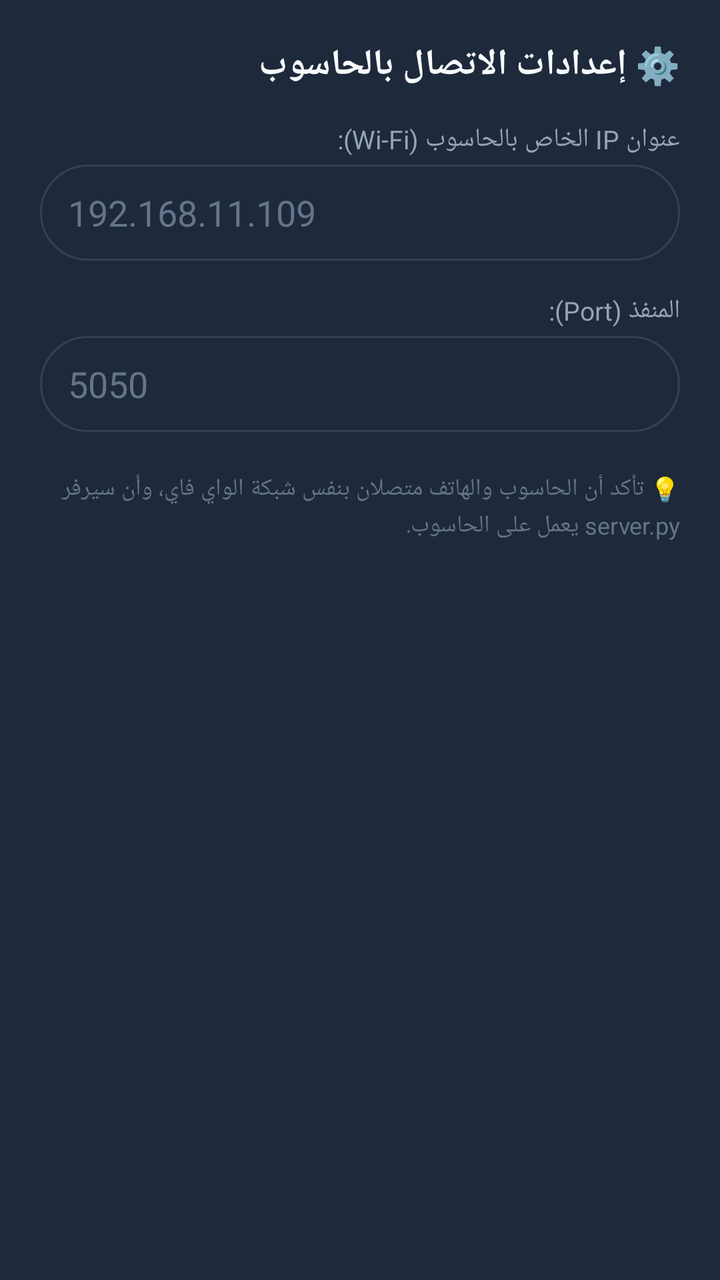
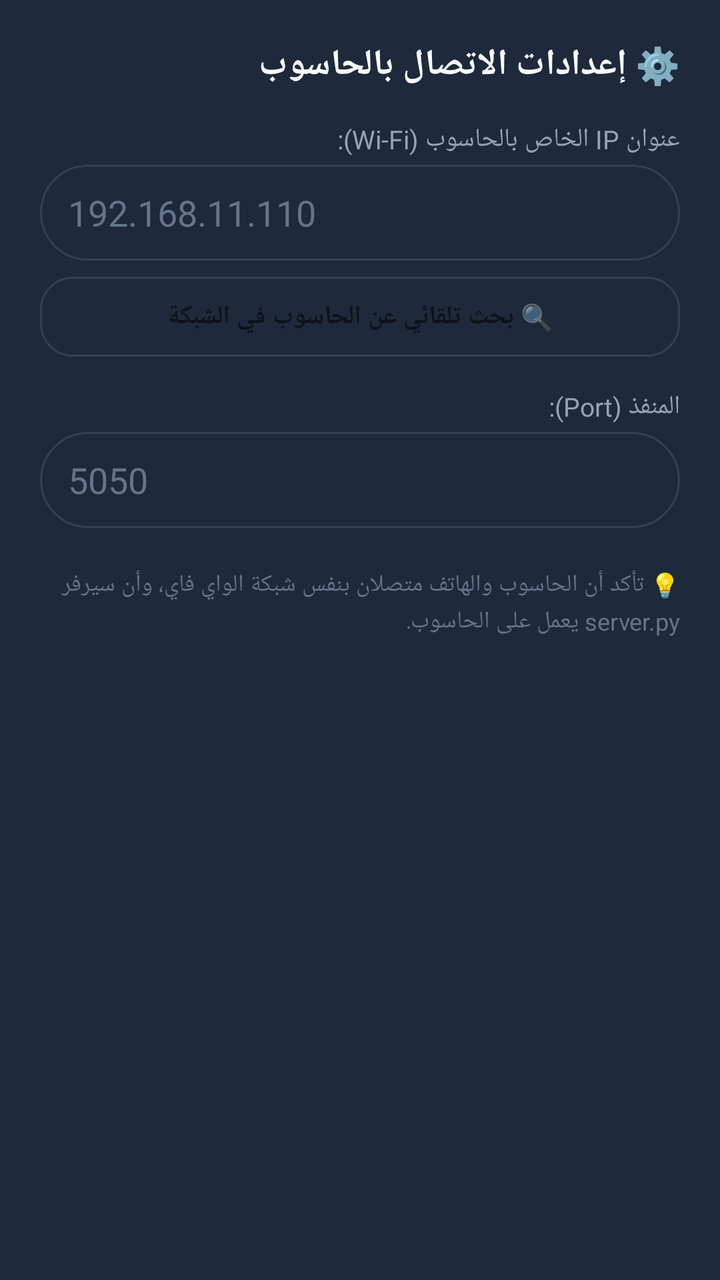

The first picture is an Android layout as it rendered before a commit; the second is the same layout after the commit. The layout source and the unified diff follow.
<!-- AndroidManifest.xml: application theme Theme.PCRemote -->
<!-- res/layout/dialog_settings.xml -->
<?xml version="1.0" encoding="utf-8"?>
<LinearLayout xmlns:android="http://schemas.android.com/apk/res/android"
    android:layout_width="match_parent"
    android:layout_height="wrap_content"
    android:orientation="vertical"
    android:padding="20dp"
    android:background="@color/surface_dark">

    <TextView
        android:layout_width="match_parent"
        android:layout_height="wrap_content"
        android:text="⚙️ إعدادات الاتصال بالحاسوب"
        android:textColor="@color/text_primary"
        android:textSize="18sp"
        android:textStyle="bold"
        android:layout_marginBottom="16dp" />

    <TextView
        android:layout_width="match_parent"
        android:layout_height="wrap_content"
        android:text="عنوان IP الخاص بالحاسوب (Wi-Fi):"
        android:textColor="@color/text_secondary"
        android:textSize="13sp"
        android:layout_marginBottom="4dp" />

    <EditText
        android:id="@+id/etIpAddress"
        android:layout_width="match_parent"
        android:layout_height="48dp"
        android:background="@drawable/bg_input"
        android:paddingStart="14dp"
        android:paddingEnd="14dp"
        android:hint="192.168.11.109"
        android:textColorHint="@color/text_muted"
        android:textColor="@color/text_primary"
        android:inputType="textUri"
        android:layout_marginBottom="16dp" />

    <TextView
        android:layout_width="match_parent"
        android:layout_height="wrap_content"
        android:text="المنفذ (Port):"
        android:textColor="@color/text_secondary"
        android:textSize="13sp"
        android:layout_marginBottom="4dp" />

    <EditText
        android:id="@+id/etPort"
        android:layout_width="match_parent"
        android:layout_height="48dp"
        android:background="@drawable/bg_input"
        android:paddingStart="14dp"
        android:paddingEnd="14dp"
        android:hint="5050"
        android:textColorHint="@color/text_muted"
        android:textColor="@color/text_primary"
        android:inputType="number"
        android:layout_marginBottom="20dp" />

    <TextView
        android:layout_width="match_parent"
        android:layout_height="wrap_content"
        android:text="💡 تأكد أن الحاسوب والهاتف متصلان بنفس شبكة الواي فاي، وأن سيرفر server.py يعمل على الحاسوب."
        android:textColor="@color/text_muted"
        android:textSize="12sp"
        android:lineSpacingExtra="2dp" />

</LinearLayout>
<!-- resources referenced by this layout -->
<resources>
  <color name="surface_dark">#1E293B</color>
  <color name="text_muted">#64748B</color>
  <color name="text_primary">#F8FAFC</color>
  <color name="text_secondary">#94A3B8</color>
  <!-- drawable bg_input (drawable) -->
  <?xml version="1.0" encoding="utf-8"?>
  <shape xmlns:android="http://schemas.android.com/apk/res/android">
      <solid android:color="@color/surface_dark" />
      <stroke android:width="1dp" android:color="@color/surface_variant" />
      <corners android:radius="24dp" />
  </shape>
  <style name="Theme.PCRemote" parent="Theme.MaterialComponents.DayNight.NoActionBar">
          
          <item name="colorPrimary">@color/primary</item>
          <item name="colorPrimaryVariant">@color/primary_dark</item>
          <item name="colorOnPrimary">@color/text_primary</item>
          
          <item name="colorSecondary">@color/accent</item>
          <item name="colorSecondaryVariant">@color/accent</item>
          <item name="colorOnSecondary">@color/text_primary</item>
          
          <item name="android:statusBarColor">@color/bg_dark</item>
          <item name="android:windowBackground">@color/bg_dark</item>
      </style>
  <color name="surface_variant">#334155</color>
  <color name="primary">#0D9488</color>
  <color name="primary_dark">#0F766E</color>
  <color name="accent">#06B6D4</color>
  <color name="bg_dark">#0F172A</color>
</resources>

<!-- the commit's change to res/layout/dialog_settings.xml (unified diff, before → after) -->
@@ -30,11 +30,31 @@
         android:background="@drawable/bg_input"
         android:paddingStart="14dp"
         android:paddingEnd="14dp"
-        android:hint="192.168.11.109"
+        android:hint="192.168.11.110"
         android:textColorHint="@color/text_muted"
         android:textColor="@color/text_primary"
         android:inputType="textUri"
-        android:layout_marginBottom="16dp" />
+        android:layout_marginBottom="8dp" />
+
+    <LinearLayout
+        android:id="@+id/btnAutoDiscover"
+        android:layout_width="match_parent"
+        android:layout_height="40dp"
+        android:background="@drawable/bg_chip"
+        android:gravity="center"
+        android:clickable="true"
+        android:focusable="true"
+        android:layout_marginBottom="16dp">
+
+        <TextView
+            android:id="@+id/tvAutoDiscoverText"
+            android:layout_width="wrap_content"
+            android:layout_height="wrap_content"
+            android:text="🔍 بحث تلقائي عن الحاسوب في الشبكة"
+            android:textColor="@color/accent_blue"
+            android:textSize="13sp"
+            android:textStyle="bold" />
+    </LinearLayout>
 
     <TextView
         android:layout_width="match_parent"
<!-- resource entries referenced after the edit -->
@@ -4,6 +4,23 @@
   <color name="text_muted">#64748B</color>
   <color name="text_primary">#F8FAFC</color>
   <color name="text_secondary">#94A3B8</color>
+  <!-- drawable bg_chip (drawable) -->
+  <?xml version="1.0" encoding="utf-8"?>
+  <ripple xmlns:android="http://schemas.android.com/apk/res/android"
+      android:color="@color/primary_light">
+      <item>
+          <shape>
+              <solid android:color="@color/surface_dark" />
+              <stroke android:width="1dp" android:color="@color/surface_variant" />
+              <corners android:radius="16dp" />
+              <padding
+                  android:left="14dp"
+                  android:top="8dp"
+                  android:right="14dp"
+                  android:bottom="8dp" />
+          </shape>
+      </item>
+  </ripple>
   <!-- drawable bg_input (drawable) -->
   <?xml version="1.0" encoding="utf-8"?>
   <shape xmlns:android="http://schemas.android.com/apk/res/android">
@@ -24,6 +41,7 @@
           <item name="android:statusBarColor">@color/bg_dark</item>
           <item name="android:windowBackground">@color/bg_dark</item>
       </style>
+  <color name="primary_light">#14B8A6</color>
   <color name="surface_variant">#334155</color>
   <color name="primary">#0D9488</color>
   <color name="primary_dark">#0F766E</color>
